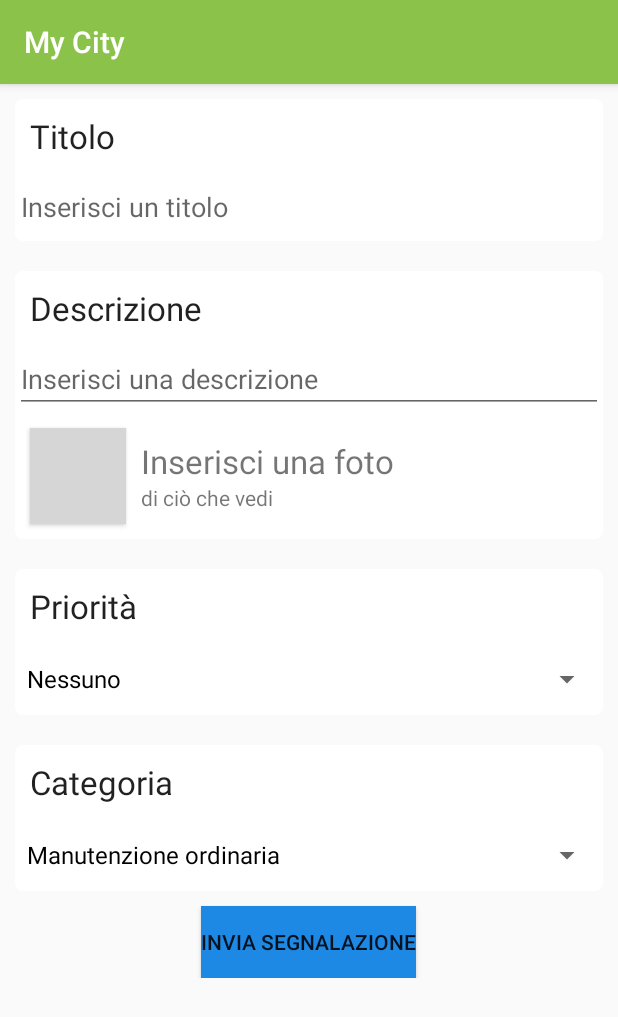
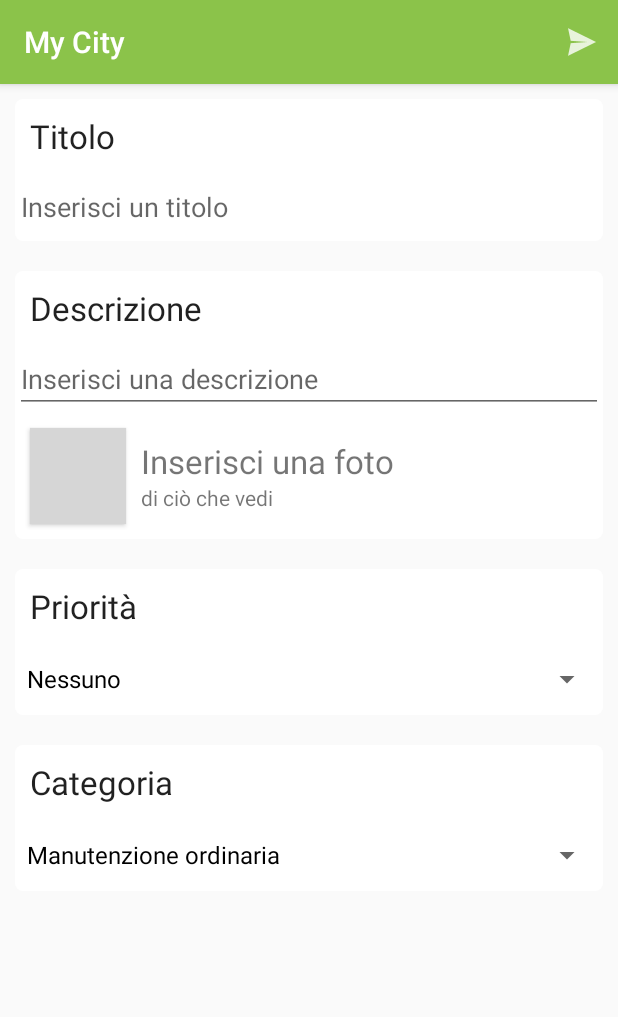
Before and after one commit to ggranata89/ProgettoSE, an Android app: the fragment FragmentReport shown on its own in the app's theme, on a phone screen of 412 x 824 dp. Shown: the top 1017 px of the screen. Run offline under Robolectric (Android 15) with nearby library versions, the phone set to English and light mode, and no system bars; libraries missing offline, so code that uses them is left out: com.gc.materialdesign; plain views replace ButtonFloat; 2 statements that could not run were skipped; grey boxes are pictures that could not be loaded.

Commit message:
GUI segnalazione completa

```diff
--- a/app/src/main/java/com/example/ricky/mycity/FragmentReport.java
+++ b/app/src/main/java/com/example/ricky/mycity/FragmentReport.java
@@ -17,6 +17,9 @@ import android.support.v4.app.Fragment;
 import android.util.Base64;
 import android.util.Log;
 import android.view.LayoutInflater;
+import android.view.Menu;
+import android.view.MenuInflater;
+import android.view.MenuItem;
 import android.view.View;
 import android.view.ViewGroup;
 import android.widget.AdapterView;
@@ -27,9 +30,6 @@ import android.widget.ImageButton;
 import android.widget.RadioGroup;
 import android.widget.Spinner;
 import android.widget.Toast;
-
-import com.gc.materialdesign.views.ButtonFloat;
-
 import org.apache.http.HttpResponse;
 import org.apache.http.client.HttpClient;
 import org.apache.http.client.methods.HttpPost;
@@ -97,7 +97,30 @@ public class FragmentReport extends Fragment implements Costanti,View.OnClickLis
 
         cameraButton = (ImageButton) rootView.findViewById(R.id.camera);
         cameraButton.setOnClickListener(this);
+
+        setHasOptionsMenu(true);
+
         return rootView;
+    }
+
+    @Override
+    public boolean onOptionsItemSelected(MenuItem item) {
+        // handle item selection
+        switch (item.getItemId()) {
+            case R.id.action_send:
+                title = tvTitle.getText().toString().trim();
+                description = tvDescription.getText().toString().trim();
+                new doSendReport().execute();
+                return true;
+            default:
+                return super.onOptionsItemSelected(item);
+        }
+    }
+
+    @Override
+    public void onCreateOptionsMenu(
+            Menu menu, MenuInflater inflater) {
+        inflater.inflate(R.menu.menu_report, menu);
     }
 
     public void sendMyReport(){
--- a/app/src/main/res/layout/fragment_report.xml
+++ b/app/src/main/res/layout/fragment_report.xml
@@ -216,6 +216,7 @@
         android:id="@+id/send_report"
         android:onClick="sendReport"
         android:background="#1E88E5"
+        android:visibility="invisible"
         android:layout_gravity="center_horizontal"/>
     <!--<com.gc.materialdesign.views.ButtonFloat
         android:id="@+id/send_report"
--- /dev/null
+++ b/app/src/main/res/menu/menu_report.xml
@@ -0,0 +1,8 @@
+<menu xmlns:android="http://schemas.android.com/apk/res/android"
+    xmlns:app="http://schemas.android.com/apk/res-auto"
+    xmlns:tools="http://schemas.android.com/tools" tools:context=".LoginActivity">
+    <item android:id="@+id/action_send"
+        android:title="@string/invia_segnalazione"
+        android:icon="@drawable/send_now"
+        android:orderInCategory="100" app:showAsAction="ifRoom" />
+</menu>
```
